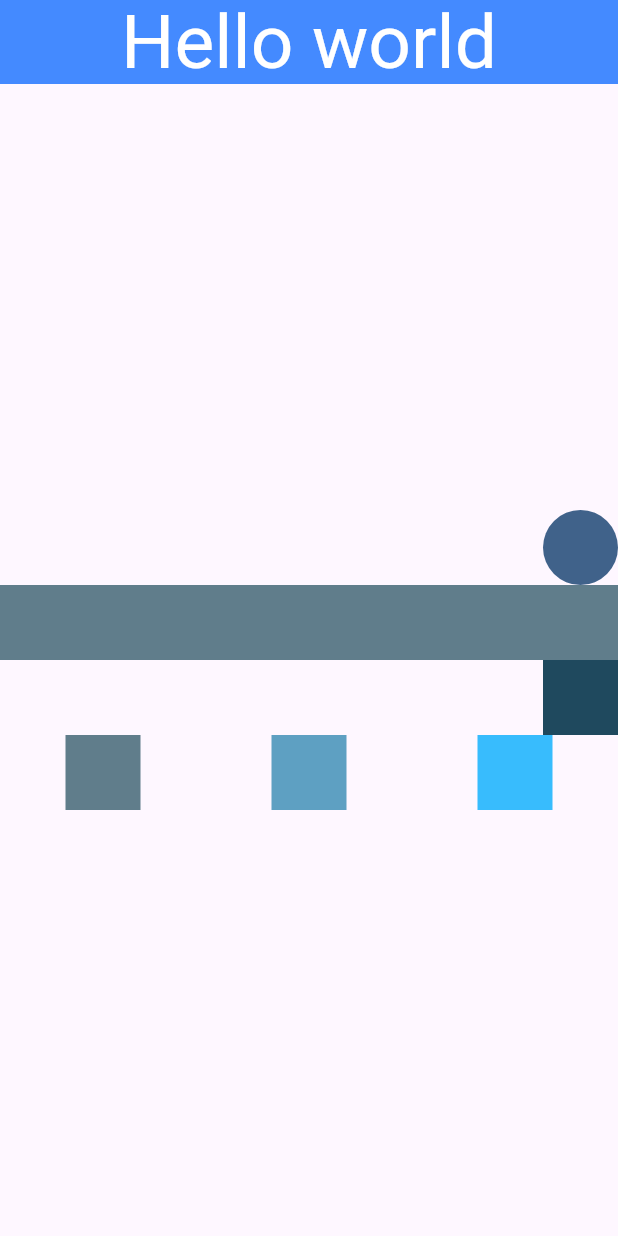
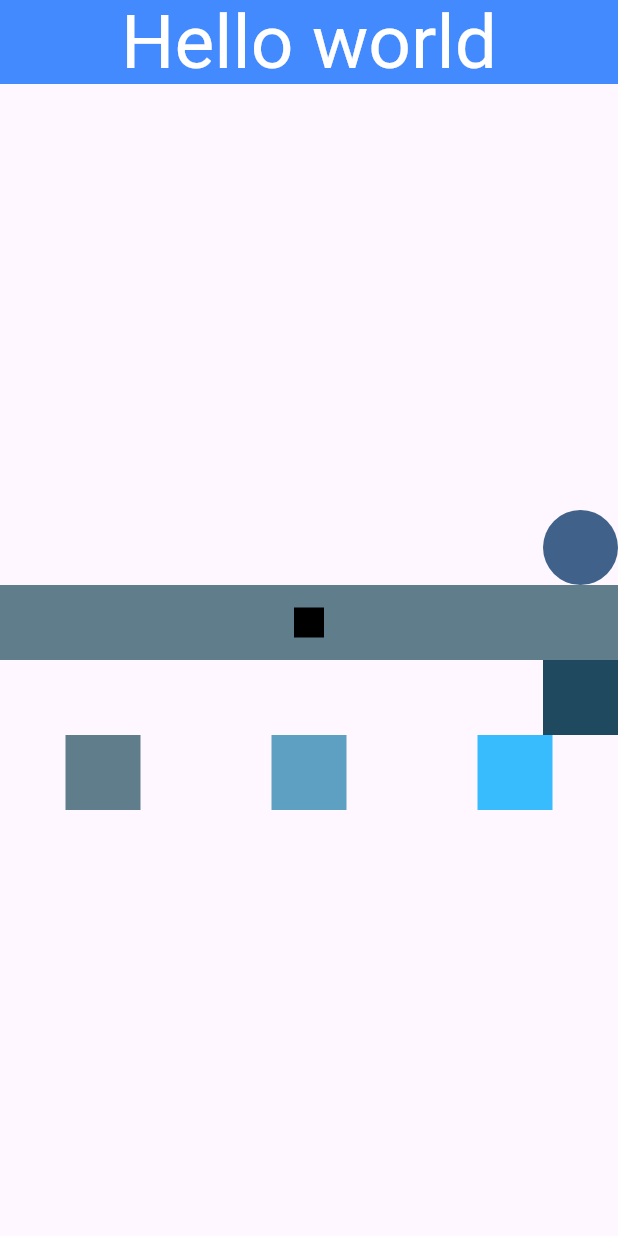
Before and after one commit to yasmim-martins-IT/primeiroApp, a Flutter app: the screen it shows after launch, on a phone screen of 412 x 824 dp. Run offline on Flutter 3.47's test engine with Material 3 defaults, Android fonts, the phone set to English and light mode, and no system bars.

```diff
--- a/lib/main.dart
+++ b/lib/main.dart
@@ -84,6 +84,10 @@ class MyApp extends StatelessWidget {
               width: double.infinity,
               height: 50,
               color: Colors.blueGrey,
+
+              child: Center(
+                child: Container(width: 20, height: 20,color: Colors.black,),
+              ),
             ),
             Container(
               width: 50,
```
